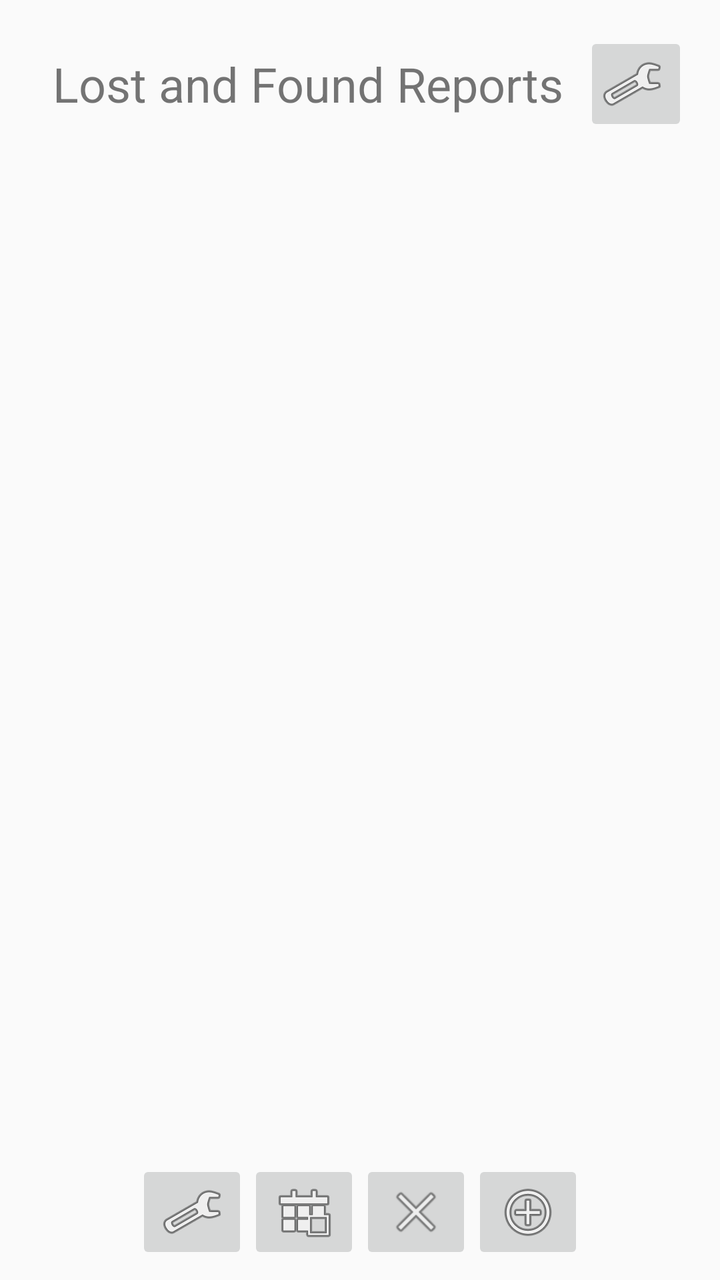
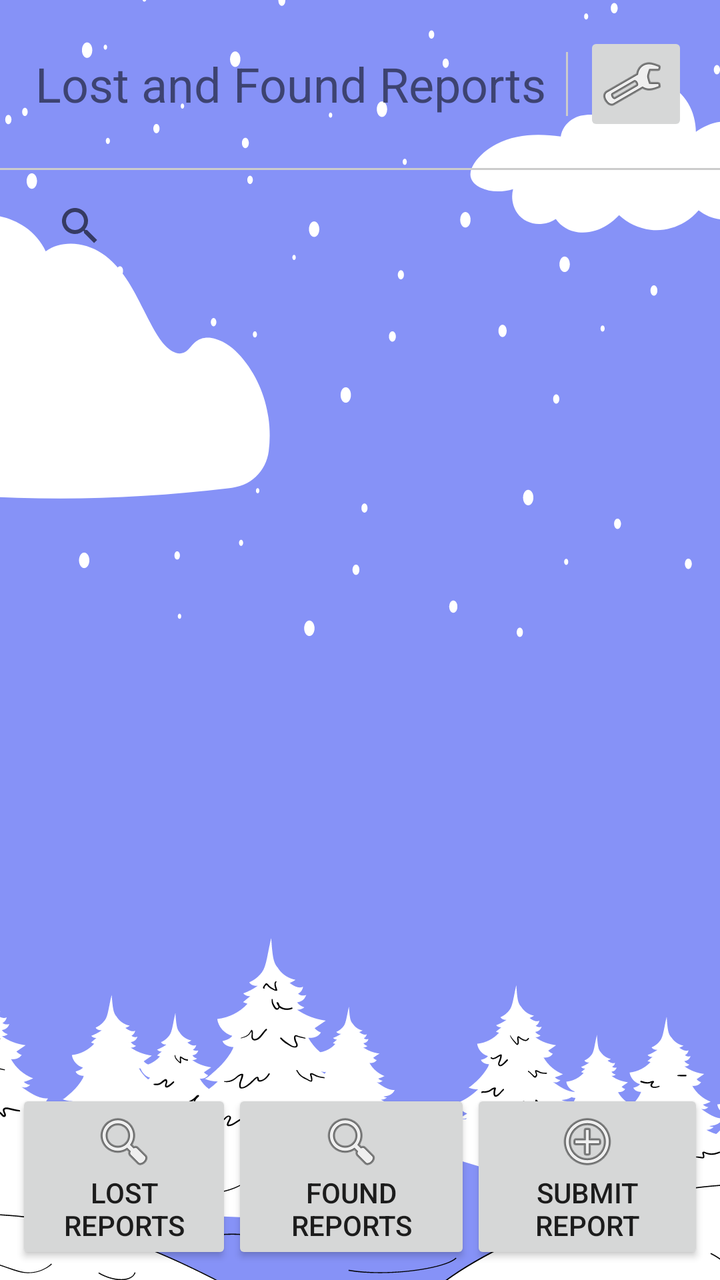

The first picture is an Android layout as it rendered before a commit; the second is the same layout after the commit. The layout source and the unified diff follow.
<!-- AndroidManifest.xml: application theme Theme.WhereMyThings -->
<!-- res/layout/activity_report_list.xml -->
<LinearLayout xmlns:android="http://schemas.android.com/apk/res/android"
    android:layout_width="match_parent"
    android:layout_height="match_parent"
    android:orientation="vertical">

    
    <LinearLayout
        android:layout_width="match_parent"
        android:layout_height="wrap_content"
        android:orientation="horizontal"
        android:padding="16dp"
        android:gravity="center_vertical">

        <TextView
            android:layout_width="0dp"
            android:layout_height="wrap_content"
            android:layout_weight="1"
            android:text="Lost and Found Reports"
            android:textSize="24sp"
            android:gravity="center" />

        <ImageButton
            android:id="@+id/btn_profile_title"
            android:layout_width="wrap_content"
            android:layout_height="wrap_content"
            android:src="@android:drawable/ic_menu_manage"
            android:contentDescription="Go to Profile"
            android:paddingStart="8dp" />

    </LinearLayout>

    
    <androidx.recyclerview.widget.RecyclerView
        android:id="@+id/reportRecyclerView"
        android:layout_width="match_parent"
        android:layout_height="0dp"
        android:layout_weight="1"
        android:padding="8dp" />

    
    <LinearLayout
        android:layout_width="match_parent"
        android:layout_height="wrap_content"
        android:orientation="horizontal"
        android:padding="8dp"
        android:gravity="center">

        <ImageButton
            android:id="@+id/btn_profile"
            android:layout_width="wrap_content"
            android:layout_height="wrap_content"
            android:src="@android:drawable/ic_menu_manage"
            android:contentDescription="Profile" />

        <ImageButton
            android:id="@+id/btn_homePage"
            android:layout_width="wrap_content"
            android:layout_height="wrap_content"
            android:src="@android:drawable/ic_menu_today"
            android:contentDescription="Home" />

        <ImageButton
            android:id="@+id/btn_logout"
            android:layout_width="wrap_content"
            android:layout_height="wrap_content"
            android:src="@android:drawable/ic_menu_close_clear_cancel"
            android:contentDescription="Logout" />

        <ImageButton
            android:id="@+id/btn_submitReport"
            android:layout_width="wrap_content"
            android:layout_height="wrap_content"
            android:src="@android:drawable/ic_menu_add"
            android:contentDescription="Submit Report" />

    </LinearLayout>

</LinearLayout>
<!-- resources referenced by this layout -->
<resources>
  <style name="Theme.WhereMyThings" parent="Theme.AppCompat.Light.NoActionBar" />
</resources>

<!-- the commit's change to res/layout/activity_report_list.xml (unified diff, before → after) -->
@@ -1,7 +1,8 @@
 <LinearLayout xmlns:android="http://schemas.android.com/apk/res/android"
     android:layout_width="match_parent"
     android:layout_height="match_parent"
-    android:orientation="vertical">
+    android:orientation="vertical"
+    android:background="@drawable/pagebkg">>
 
     
     <LinearLayout
@@ -18,6 +19,12 @@
             android:text="Lost and Found Reports"
             android:textSize="24sp"
             android:gravity="center" />
+        <View
+            android:layout_width="1dp"
+            android:layout_height="32dp"
+            android:layout_marginStart="8dp"
+            android:layout_marginEnd="8dp"
+            android:background="#CCCCCC" />
 
         <ImageButton
             android:id="@+id/btn_profile_title"
@@ -28,6 +35,22 @@
             android:paddingStart="8dp" />
 
     </LinearLayout>
+    <View
+        android:layout_width="match_parent"
+        android:layout_height="1dp"
+        android:background="#CCCCCC"
+        android:layout_marginBottom="4dp"/>
+
+    <androidx.appcompat.widget.SearchView
+        xmlns:app="http://schemas.android.com/apk/res-auto"
+        android:id="@+id/searchView"
+        android:layout_width="match_parent"
+        android:layout_height="wrap_content"
+        android:iconifiedByDefault="false"
+        app:queryHint="Search reports..."
+        android:layout_marginStart="16dp"
+        android:layout_marginEnd="16dp"
+        android:layout_marginBottom="8dp" />
 
     
     <androidx.recyclerview.widget.RecyclerView
@@ -45,33 +68,29 @@
         android:padding="8dp"
         android:gravity="center">
 
-        <ImageButton
-            android:id="@+id/btn_profile"
+        <Button
+            android:id="@+id/btn_lost_reports"
             android:layout_width="wrap_content"
             android:layout_height="wrap_content"
-            android:src="@android:drawable/ic_menu_manage"
-            android:contentDescription="Profile" />
+            android:layout_weight="1"
+            android:text="Lost Reports"
+            android:drawableTop="@android:drawable/ic_menu_search" />
 
-        <ImageButton
-            android:id="@+id/btn_homePage"
+        <Button
+            android:id="@+id/btn_found_reports"
             android:layout_width="wrap_content"
             android:layout_height="wrap_content"
-            android:src="@android:drawable/ic_menu_today"
-            android:contentDescription="Home" />
+            android:layout_weight="1"
+            android:text="Found Reports"
+            android:drawableTop="@android:drawable/ic_menu_search" />
 
-        <ImageButton
-            android:id="@+id/btn_logout"
+        <Button
+            android:id="@+id/btn_submit_report"
             android:layout_width="wrap_content"
             android:layout_height="wrap_content"
-            android:src="@android:drawable/ic_menu_close_clear_cancel"
-            android:contentDescription="Logout" />
-
-        <ImageButton
-            android:id="@+id/btn_submitReport"
-            android:layout_width="wrap_content"
-            android:layout_height="wrap_content"
-            android:src="@android:drawable/ic_menu_add"
-            android:contentDescription="Submit Report" />
+            android:layout_weight="1"
+            android:text="Submit Report"
+            android:drawableTop="@android:drawable/ic_menu_add" />
 
     </LinearLayout>
 
<!-- resource entries referenced after the edit -->
@@ -1,5 +1,6 @@
 <!-- resources referenced by this layout -->
 <resources>
+  <!-- drawable pagebkg: png bitmap (drawable, 80451 bytes) -->
   <style name="Theme.WhereMyThings" parent="Theme.AppCompat.Light.NoActionBar" />
 </resources>
 
